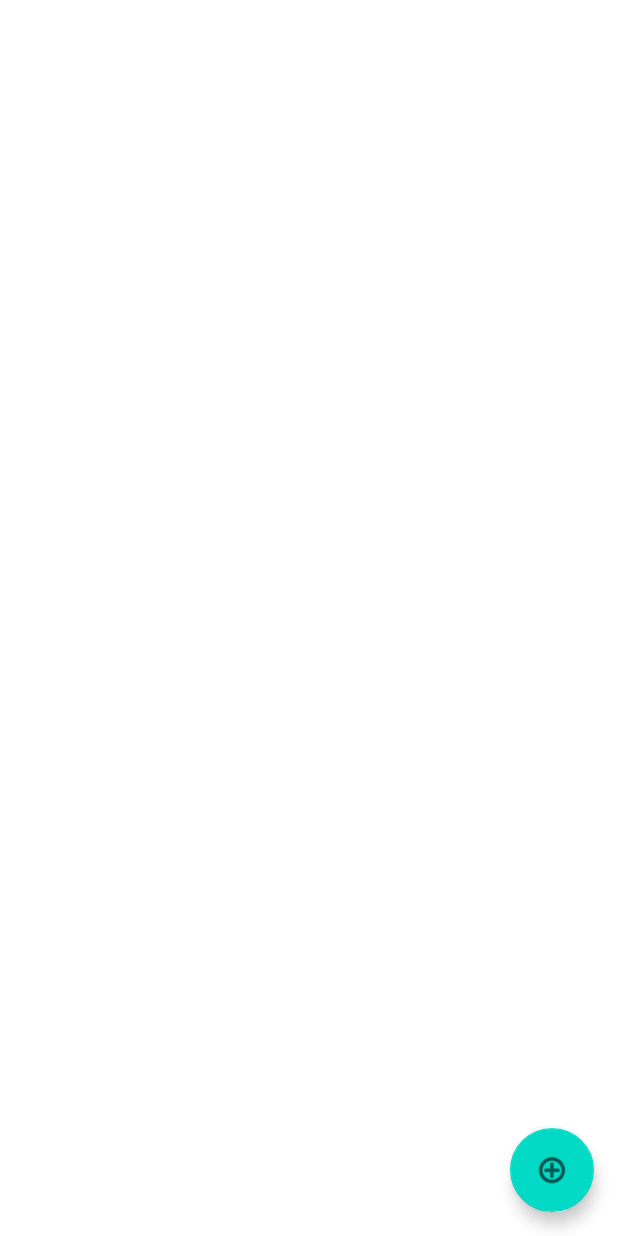
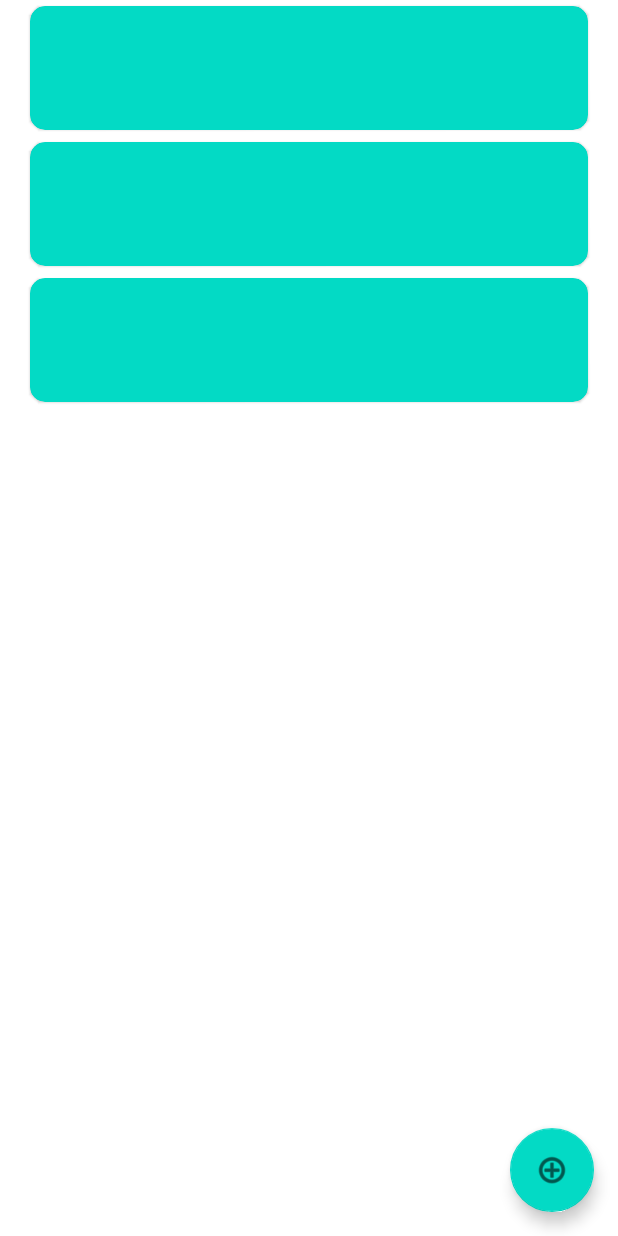
Before and after one commit to raquel-f/CM-Webinar-MD, an Android app: the layout fragment_task_list.xml on its own in the app's theme, with its tools: preview values and no code run, on a phone screen of 412 x 824 dp. Run offline under Robolectric (Android 15) with nearby library versions, the phone set to English and light mode, and no system bars.

Commit message:
list items

```diff
--- a/app/src/main/res/layout/fragment_task.xml
+++ b/app/src/main/res/layout/fragment_task.xml
@@ -1,43 +1,52 @@
 <?xml version="1.0" encoding="utf-8"?>
-<androidx.constraintlayout.widget.ConstraintLayout xmlns:android="http://schemas.android.com/apk/res/android"
+
+<com.google.android.material.card.MaterialCardView xmlns:android="http://schemas.android.com/apk/res/android"
     xmlns:app="http://schemas.android.com/apk/res-auto"
+    android:layout_width="match_parent"
+    android:layout_height="wrap_content"
+    android:layout_margin="4dp"
+    app:cardBackgroundColor="?attr/colorSecondary"
+    app:cardCornerRadius="10dp">
+
+    <androidx.constraintlayout.widget.ConstraintLayout
         android:id="@+id/linearLayout4"
         android:layout_width="match_parent"
         android:layout_height="wrap_content"
+        android:clickable="false"
         android:padding="16dp">
 
-    <TextView
+        <com.google.android.material.textview.MaterialTextView
             android:id="@+id/task_title"
             android:layout_width="0dp"
             android:layout_height="wrap_content"
             android:layout_marginEnd="32dp"
             android:gravity="start"
-        android:textAppearance="?attr/textAppearanceListItem"
             app:layout_constraintEnd_toStartOf="@+id/task_date"
             app:layout_constraintStart_toStartOf="parent"
             app:layout_constraintTop_toTopOf="parent" />
 
-    <TextView
+        <com.google.android.material.textview.MaterialTextView
             android:id="@+id/task_date"
             android:layout_width="0dp"
             android:layout_height="wrap_content"
             android:gravity="end"
-        android:textAppearance="?attr/textAppearanceListItem"
             app:layout_constraintBaseline_toBaselineOf="@+id/task_title"
             app:layout_constraintEnd_toEndOf="parent"
             app:layout_constraintStart_toEndOf="@+id/task_title" />
 
-    <TextView
+        <com.google.android.material.textview.MaterialTextView
             android:id="@+id/task_description"
             android:layout_width="0dp"
             android:layout_height="wrap_content"
             android:layout_marginTop="12dp"
             android:gravity="start"
-        android:textAppearance="?attr/textAppearanceListItem"
             android:visibility="visible"
             app:layout_constraintBottom_toBottomOf="parent"
             app:layout_constraintEnd_toEndOf="parent"
             app:layout_constraintStart_toStartOf="parent"
             app:layout_constraintTop_toBottomOf="@+id/task_title"
             app:layout_constraintVertical_bias="0.0" />
+
+
     </androidx.constraintlayout.widget.ConstraintLayout>
+</com.google.android.material.card.MaterialCardView>
--- a/app/src/main/res/values/strings.xml
+++ b/app/src/main/res/values/strings.xml
@@ -20,5 +20,7 @@
     <string name="status_TODO">To Do</string>
     <string name="status_DOING">Doing</string>
     <string name="status_DONE">Done</string>
+    <string name="edit">Edit</string>
+    <string name="delete">Delete</string>
 
 </resources>
```
Lines whose indentation alone changed are shown as unchanged.
